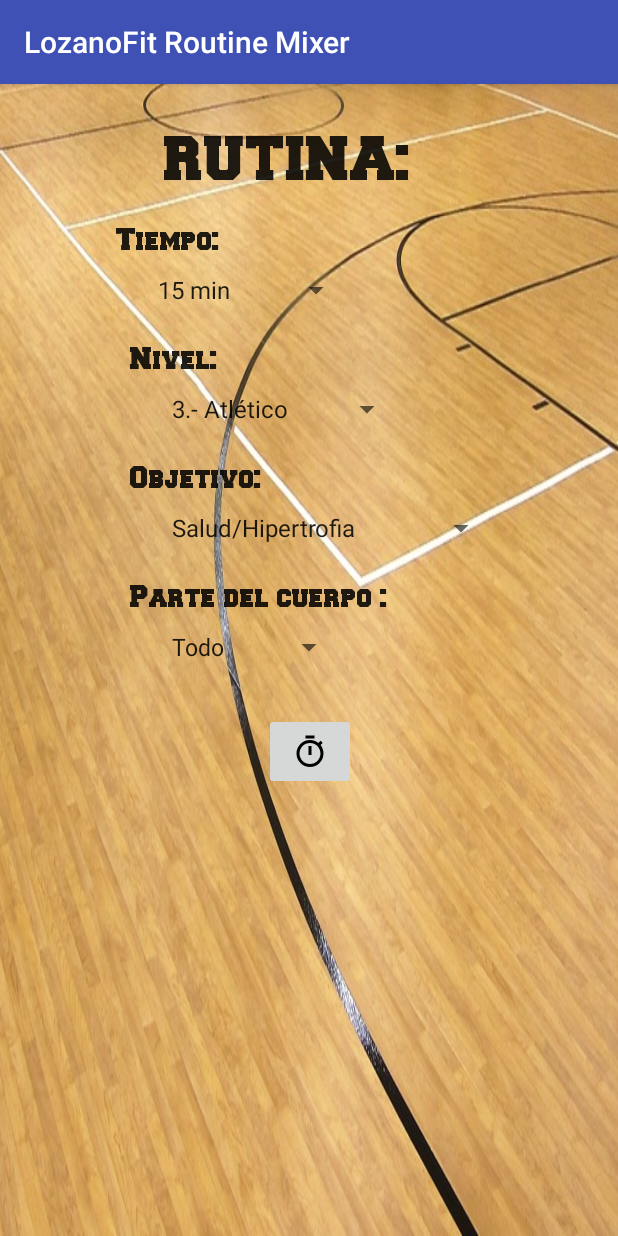
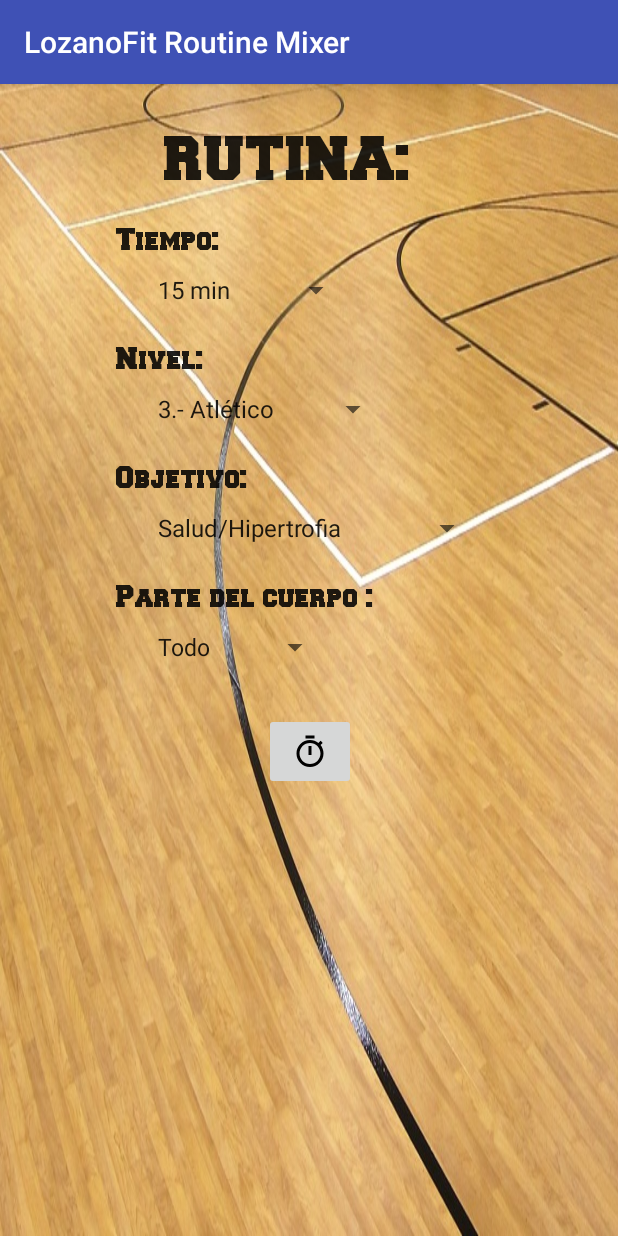
Before and after one commit to Santi2277/lozanofit, an Android app: the screen it shows after launch (MainActivity), on a phone screen of 412 x 824 dp. Run offline under Robolectric (Android 15) with nearby library versions, the light colour scheme and no system bars.

Commit message:
V18 (V17 corrected main layout)

```diff
--- a/app/build.gradle
+++ b/app/build.gradle
@@ -6,9 +6,9 @@ android {
         applicationId "deploy.android.lozanofit.es.lozanofitroutinemixer"
         minSdkVersion 15
         targetSdkVersion 28
-        versionName '17'
+        versionName '18'
         testInstrumentationRunner "android.support.test.runner.AndroidJUnitRunner"
-        versionCode 17
+        versionCode 18
         vectorDrawables.useSupportLibrary = true
     }
     buildTypes {
--- a/app/src/main/res/layout/activity_main.xml
+++ b/app/src/main/res/layout/activity_main.xml
@@ -49,7 +49,8 @@
         android:textSize="16pt"
         app:layout_constraintBottom_toTopOf="@+id/textView9"
         app:layout_constraintStart_toStartOf="@+id/textView9"
-        app:layout_constraintTop_toTopOf="parent" />
+        app:layout_constraintTop_toTopOf="parent"
+        app:layout_constraintVertical_chainStyle="packed" />
 
     <Spinner
         android:id="@+id/spinner"
@@ -73,11 +74,9 @@
         android:layout_height="wrap_content"
         android:layout_centerHorizontal="true"
 
-        android:layout_marginLeft="20dp"
-        android:layout_marginStart="20dp"
         android:layout_marginTop="11dp"
         android:entries="@array/routinelevellist"
-        app:layout_constraintStart_toStartOf="@+id/textView11"
+        app:layout_constraintStart_toStartOf="@+id/spinner"
         app:layout_constraintTop_toBottomOf="@+id/textView11">
 
     </Spinner>
@@ -133,17 +132,12 @@
         android:layout_width="wrap_content"
         android:layout_height="wrap_content"
         android:layout_marginBottom="14dp"
-        android:layout_marginEnd="80dp"
-        android:layout_marginLeft="77dp"
-        android:layout_marginRight="80dp"
-        android:layout_marginStart="77dp"
         android:fontFamily="@font/freshman"
         android:text="Nivel:"
         android:textAppearance="@style/TextAppearance.AppCompat.Body1"
         android:textSize="8pt"
         app:layout_constraintBottom_toTopOf="@+id/spinner2"
-        app:layout_constraintEnd_toEndOf="@+id/spinner"
-        app:layout_constraintStart_toStartOf="parent"
+        app:layout_constraintStart_toStartOf="@+id/textView9"
         app:layout_constraintTop_toBottomOf="@+id/spinner" />
 
     <TextView
```
Also changed, not shown: 1 other file.
